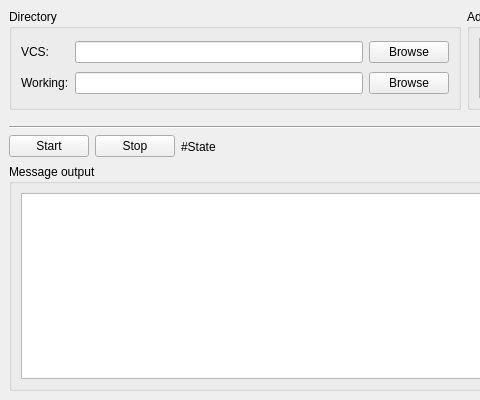
The window that MainWindow.ui (CharlesLiaoO/WorkingCopySynchronizer) describes before a commit, drawn with Qt 5; both pictures show x 0 to 480 and y 0 to 400 of the 700 by 400 pixel window.
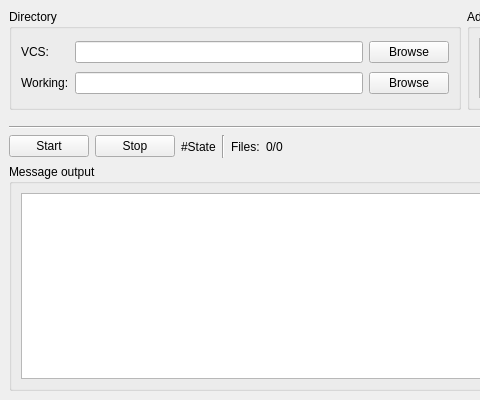
The same window after the commit. Icons and pictures are not drawn.

Commit message: fix res err and add "Files" label to MainWindow.ui

Diff of the .ui file:
```diff
--- a/MainWindow.ui
+++ b/MainWindow.ui
@@ -85,6 +85,8 @@
          </widget>
         </item>
         <item>
+         <layout class="QHBoxLayout" name="horizontalLayout_2">
+          <item>
          <widget class="QLabel" name="label_StateMsg">
           <property name="text">
            <string notr="true">#State</string>
@@ -92,6 +94,29 @@
          </widget>
         </item>
         <item>
+           <widget class="Line" name="line_2">
+            <property name="orientation">
+             <enum>Qt::Vertical</enum>
+            </property>
+           </widget>
+          </item>
+          <item>
+           <widget class="QLabel" name="label_3">
+            <property name="text">
+             <string>Files:</string>
+            </property>
+           </widget>
+          </item>
+          <item>
+           <widget class="QLabel" name="label_FileCount">
+            <property name="text">
+             <string>0/0</string>
+            </property>
+           </widget>
+          </item>
+         </layout>
+        </item>
+        <item>
          <spacer name="horizontalSpacer">
           <property name="orientation">
            <enum>Qt::Horizontal</enum>
```
Left out of the diff: 6 changed lines with no effect on the pictures. Lines whose indentation alone changed are shown as unchanged. The commit also changes 4 other files.
